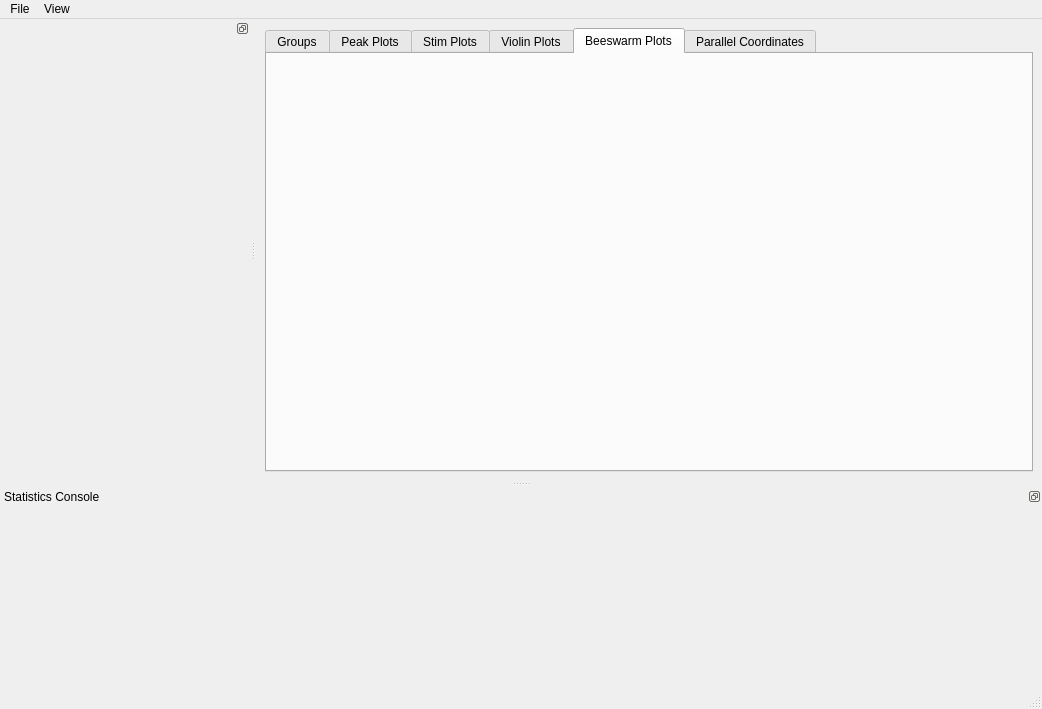
kushalkolar/MESmerize, file analyser/ui_files/stats_gui_pytemplate.ui: the form before one commit.
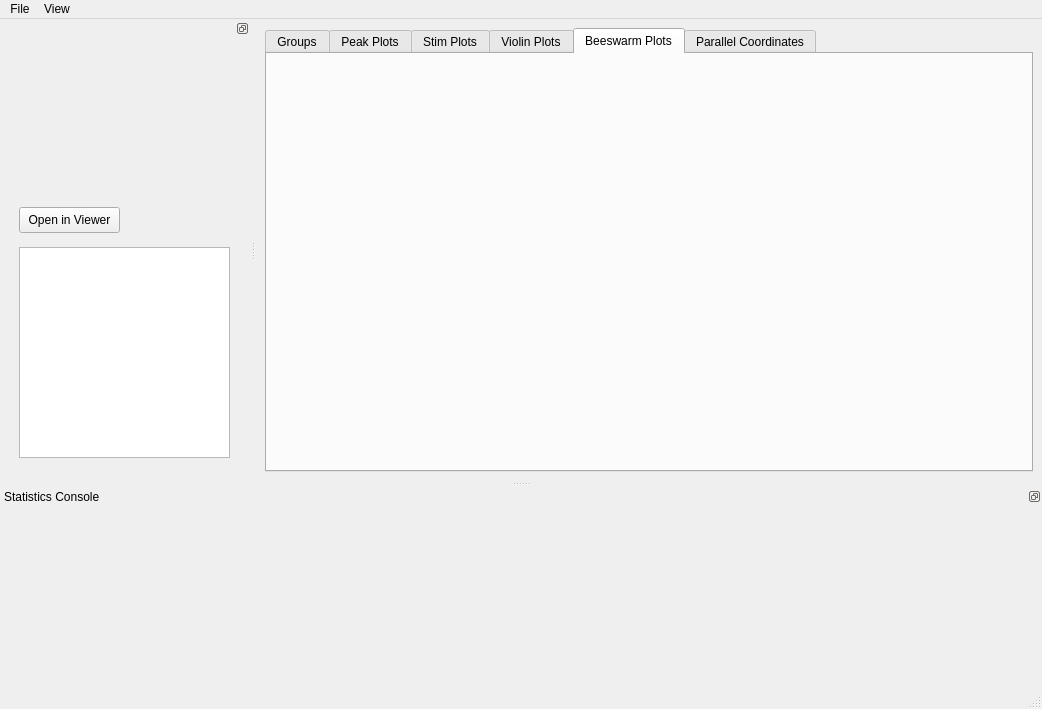
The form after the commit.

```diff
--- a/analyser/ui_files/stats_gui_pytemplate.ui
+++ b/analyser/ui_files/stats_gui_pytemplate.ui
@@ -157,14 +157,38 @@
      <item row="0" column="0">
       <widget class="QStackedWidget" name="stackedWidget">
        <property name="currentIndex">
-        <number>0</number>
+        <number>4</number>
        </property>
        <widget class="QWidget" name="stack_page_transmission_history"/>
        <widget class="QWidget" name="stack_page_curve_plots"/>
        <widget class="QWidget" name="stack_page_stim_plots"/>
        <widget class="QWidget" name="stack_page_violin_plots"/>
-       <widget class="QWidget" name="stack_page_box_plots"/>
-       <widget class="QWidget" name="stack_page_pc_plots"/>
+       <widget class="QWidget" name="stack_page_beeswarm_plots">
+        <widget class="QTextBrowser" name="textBrowser">
+         <property name="geometry">
+          <rect>
+           <x>10</x>
+           <y>200</y>
+           <width>211</width>
+           <height>211</height>
+          </rect>
+         </property>
+        </widget>
+        <widget class="QPushButton" name="pushButton_2">
+         <property name="geometry">
+          <rect>
+           <x>10</x>
+           <y>160</y>
+           <width>101</width>
+           <height>26</height>
+          </rect>
+         </property>
+         <property name="text">
+          <string>Open in Viewer</string>
+         </property>
+        </widget>
+       </widget>
+       <widget class="QWidget" name="stack_page_paracor_plots"/>
       </widget>
      </item>
     </layout>
```
